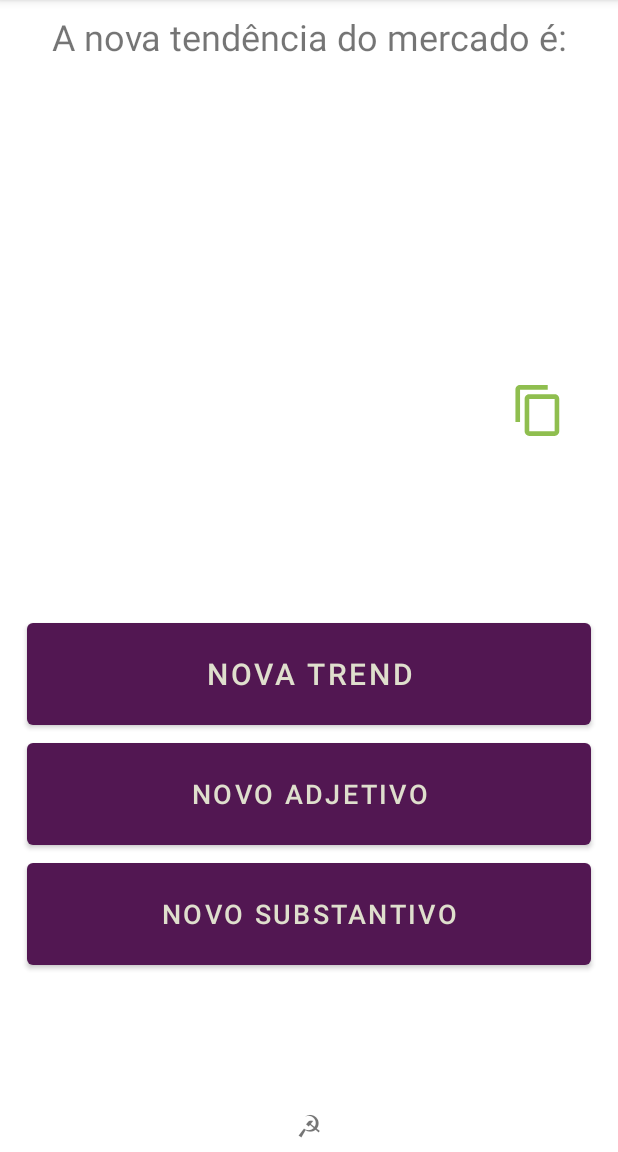
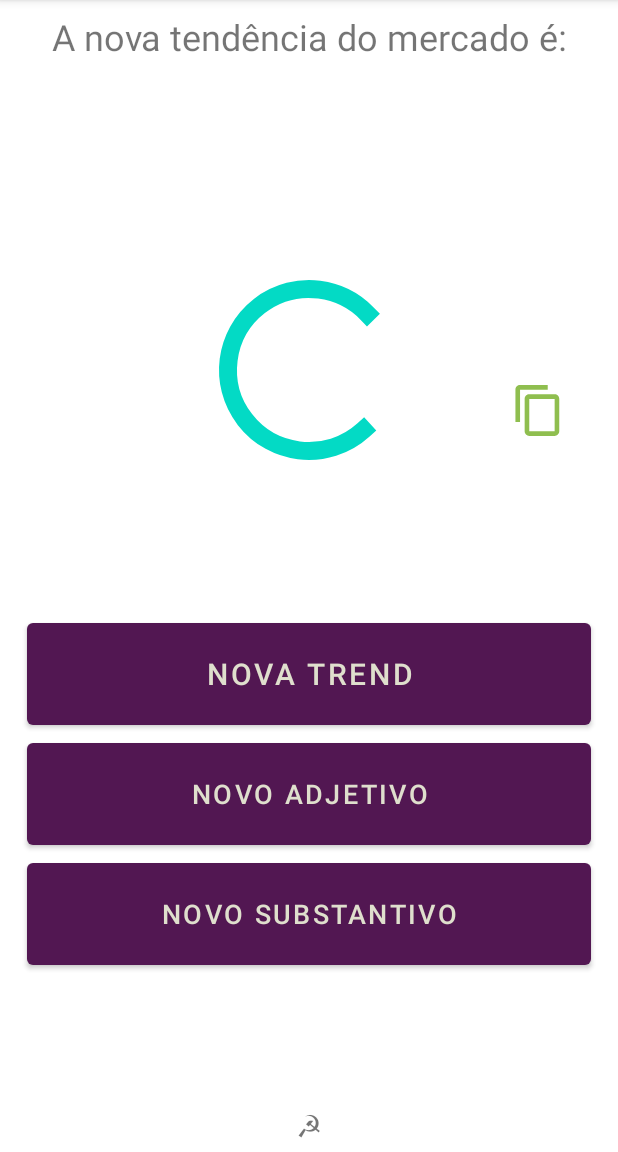
Before and after one commit to NatanDuarte/FalaPortuguesMobile, an Android app: the screen it shows after launch (MainActivity), on a phone screen of 412 x 824 dp, the part 84-1236 px from its top. Run offline under Robolectric (Android 15) with nearby library versions, the phone set to English and light mode, and no system bars; 6 statements that could not run were skipped.

Commit message:
feat: progress bar

```diff
--- a/app/src/main/res/layout/activity_main.xml
+++ b/app/src/main/res/layout/activity_main.xml
@@ -32,6 +32,18 @@
         app:layout_constraintStart_toStartOf="parent"
         app:layout_constraintTop_toTopOf="parent"
         app:layout_constraintVertical_bias="0.2" />
+
+    <ProgressBar
+        android:id="@+id/progressBar"
+        style="?android:attr/progressBarStyle"
+        android:layout_width="0dp"
+        android:layout_height="0dp"
+        android:layout_marginTop="?attr/actionBarSize"
+        android:layout_weight="1"
+        app:layout_constraintBottom_toBottomOf="@id/main_term"
+        app:layout_constraintEnd_toEndOf="@id/main_term"
+        app:layout_constraintStart_toStartOf="@id/main_term"
+        app:layout_constraintTop_toTopOf="@id/main_term" />
 
     <ImageView
         android:layout_width="90dp"
```
